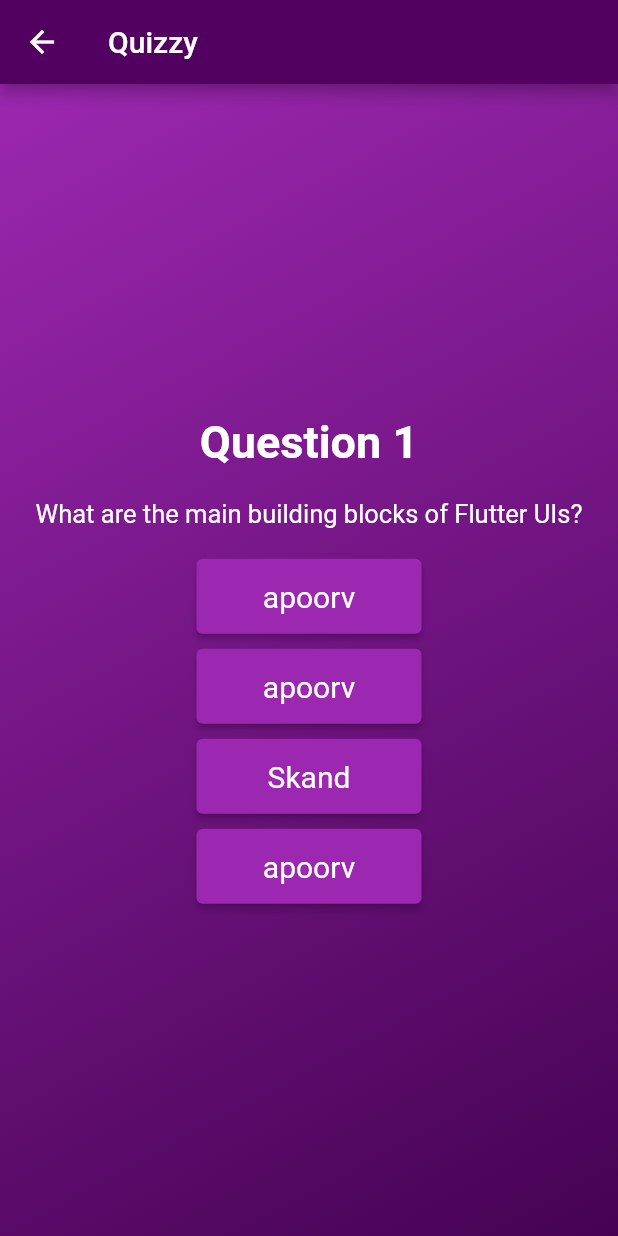
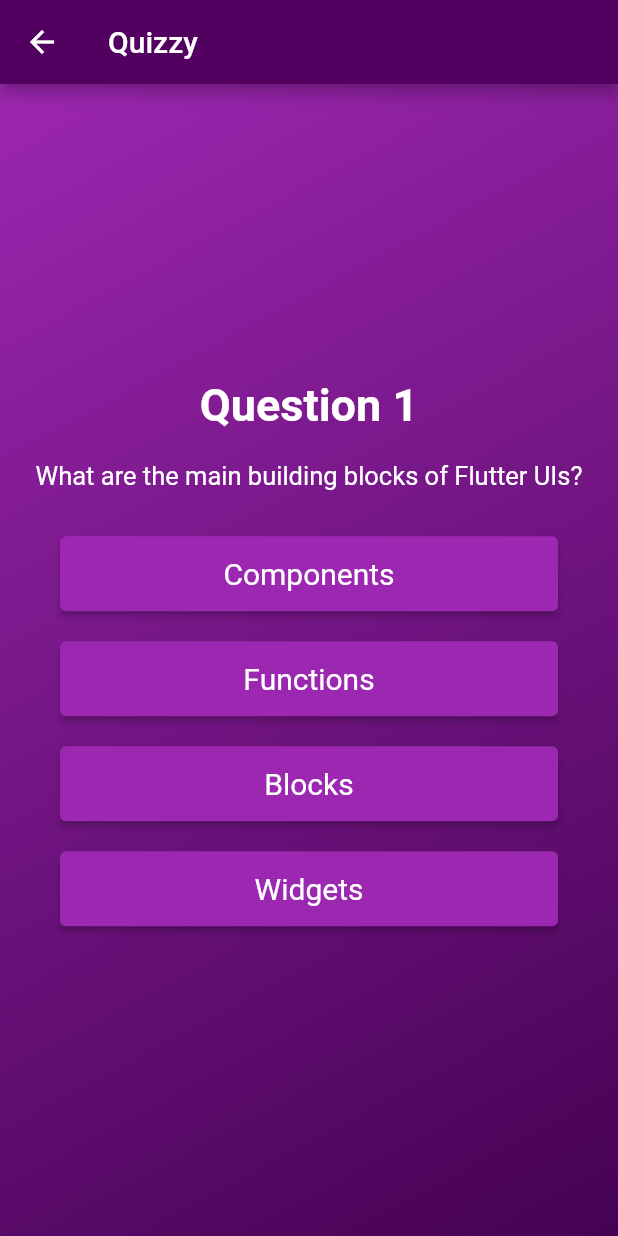
Before and after one commit to Apoorvyash/Quizzy, a Flutter app: the screen it shows after launch, after a tap on "Dive In!", on a phone screen of 412 x 824 dp. Run offline on Flutter 3.47's test engine with Material 2 defaults, Android fonts, the phone set to English and light mode, and no system bars; our stand-ins replace confetti, google_fonts.

```diff
--- a/quizzy/lib/AnsButton.dart
+++ b/quizzy/lib/AnsButton.dart
@@ -8,14 +8,19 @@ class AnsButton extends StatelessWidget {
 
   @override
   Widget build(BuildContext context) {
-    return ElevatedButton(
-      onPressed: onTapped,
-      style: ElevatedButton.styleFrom(
-          fixedSize: const Size(150, 50),
-          backgroundColor: Colors.purple,
-          padding: const EdgeInsets.symmetric(horizontal: 30, vertical: 10),
-          textStyle: const TextStyle(fontSize: 20)),
-      child: Text(text),
+    return Container(
+      margin: EdgeInsets.fromLTRB(40, 10, 40, 10),
+      child: ElevatedButton(
+        onPressed: onTapped,
+        style: ElevatedButton.styleFrom(
+
+            ///the button should take as much space as it can
+            minimumSize: const Size(double.infinity, 50),
+            backgroundColor: Colors.purple,
+            padding: const EdgeInsets.symmetric(horizontal: 10, vertical: 10),
+            textStyle: const TextStyle(fontSize: 20)),
+        child: Text(text, textAlign: TextAlign.center),
+      ),
     );
   }
 }
--- a/quizzy/lib/Quiz.dart
+++ b/quizzy/lib/Quiz.dart
@@ -1,4 +1,5 @@
 import 'package:flutter/material.dart';
+import 'package:quizzy/Resultscreen.dart';
 import 'AnsButton.dart';
 import 'package:quizzy/data/questions.dart';
 
@@ -12,6 +13,13 @@ class Quiz extends StatefulWidget {
 }
 
 class _QuizState extends State<Quiz> {
+  List<String> selAns = [];
+
+  void selectedAnswers(String ans) {
+    selAns.add(ans);
+  }
+
+  var i = 0;
   @override
   Widget build(BuildContext context) {
     return Scaffold(
@@ -34,9 +42,9 @@ class _QuizState extends State<Quiz> {
           child: Column(
             mainAxisSize: MainAxisSize.min,
             children: [
-              const Text(
-                'Question 1',
-                style: TextStyle(
+              Text(
+                'Question ${i + 1}',
+                style: const TextStyle(
                     fontSize: 30,
                     color: Colors.white,
                     fontWeight: FontWeight.bold),
@@ -48,7 +56,7 @@ class _QuizState extends State<Quiz> {
               Center(
                 widthFactor: 2,
                 child: Text(
-                  questions[0].question,
+                  questions[i].question,
                   style: const TextStyle(
                     fontSize: 17,
                     color: Colors.white,
@@ -59,28 +67,28 @@ class _QuizState extends State<Quiz> {
               const SizedBox(
                 height: 20,
               ),
-              AnsButton(
-                text: 'apoorv',
-                onTapped: () {},
-              ),
-              const SizedBox(
-                height: 10,
-              ),
-              AnsButton(
-                text: 'apoorv',
-                onTapped: () {},
-              ),
-              const SizedBox(
-                height: 10,
-              ),
-              AnsButton(text: 'Skand', onTapped: () {}),
-              const SizedBox(
-                height: 10,
-              ),
-              AnsButton(
-                text: 'apoorv',
-                onTapped: () {},
-              ),
+              ...questions[i].shuffleAnswers().map((e) {
+                return AnsButton(
+                    text: e,
+                    onTapped: () {
+                      selectedAnswers(e);
+
+                      setState(() {
+                        i++;
+                      });
+                      if (i == questions.length) {
+                        setState(() {
+                          i = 0;
+                          Navigator.push(
+                            context,
+                            MaterialPageRoute(
+                                builder: (context) =>
+                                    ResultScreen(showAns: selAns)),
+                          );
+                        });
+                      }
+                    });
+              }).toList(),
             ],
           ),
         ),
--- a/quizzy/lib/StartScreen.dart
+++ b/quizzy/lib/StartScreen.dart
@@ -1,5 +1,6 @@
 import 'package:flutter/material.dart';
 import 'package:quizzy/Quiz.dart';
+import 'package:google_fonts/google_fonts.dart';
 
 class StartScreen extends StatelessWidget {
   const StartScreen({Key? key});
@@ -28,12 +29,23 @@ class StartScreen extends StatelessWidget {
             const SizedBox(
               height: 20,
             ),
-            const Text(
-              'Welcome to Quizzy',
-              style: TextStyle(
+            Text(
+              'Welcome to Flutter Quiz by Apoorv!',
+              textAlign: TextAlign.center,
+              style: GoogleFonts.lato(
                   fontSize: 30,
                   color: Colors.white,
                   fontWeight: FontWeight.bold),
+            ),
+            const SizedBox(
+              height: 40,
+            ),
+            Text(
+              'Passing Marks: 4 out of 6',
+              style: GoogleFonts.lato(
+                fontSize: 20,
+                color: Colors.white,
+              ),
             ),
             const SizedBox(
               height: 20,
@@ -48,10 +60,10 @@ class StartScreen extends StatelessWidget {
               style: ElevatedButton.styleFrom(
                   backgroundColor: Colors.purple,
                   padding:
-                      const EdgeInsets.symmetric(horizontal: 30, vertical: 10),
+                      const EdgeInsets.symmetric(horizontal: 20, vertical: 5),
                   textStyle: const TextStyle(fontSize: 30)),
+              label: Text('Dive In!', style: GoogleFonts.lato(fontSize: 30)),
               icon: const Icon(Icons.arrow_forward),
-              label: const Text('Dive In!'),
             )
           ],
         )),
--- a/quizzy/lib/models/quiz_question.dart
+++ b/quizzy/lib/models/quiz_question.dart
@@ -2,4 +2,10 @@ class quiz_question {
   final String question;
   final List<String> answers;
   const quiz_question(this.question, this.answers);
+
+  List<String> shuffleAnswers() {
+    final shuffledList = answers.toList();
+    shuffledList.shuffle();
+    return shuffledList;
+  }
 }
--- a/quizzy/pubspec.yaml
+++ b/quizzy/pubspec.yaml
@@ -35,6 +35,8 @@ dependencies:
   # The following adds the Cupertino Icons font to your application.
   # Use with the CupertinoIcons class for iOS style icons.
   cupertino_icons: ^1.0.2
+  google_fonts: ^2.1.0
+  confetti: ^0.6.0
 
 dev_dependencies:
   flutter_test:
```
Also changed, not shown: quizzy/lib/Resultscreen.dart (added, +154 -0 lines), quizzy/lib/question_summary.dart (added, +120 -0 lines), quizzy/pubspec.lock, 1 other file.
